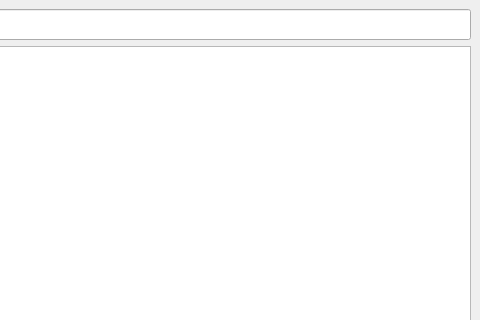
Above: masVersion/mainwindow.ui from ZhangDezhi/masVersion before the change; both pictures show x 320 to 800 and y 0 to 320 of the 800 by 600 pixel window. Below: the same form after it.
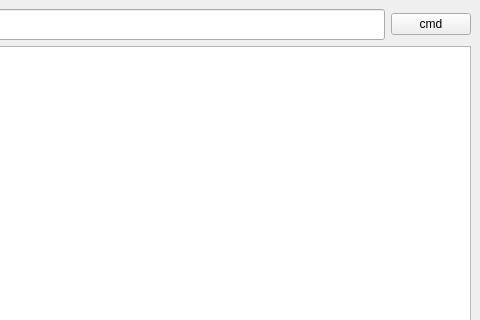
That is the form after the change.

Commit message: 增加命令临时备份

```diff
--- a/masVersion/mainwindow.ui
+++ b/masVersion/mainwindow.ui
@@ -24,7 +24,14 @@
       </property>
      </widget>
     </item>
-    <item row="1" column="0">
+    <item row="0" column="1">
+     <widget class="QPushButton" name="cmdButton">
+      <property name="text">
+       <string>cmd</string>
+      </property>
+     </widget>
+    </item>
+    <item row="1" column="0" colspan="2">
      <widget class="QTextEdit" name="textEdit"/>
     </item>
    </layout>
```
Left out of the diff: 2 changed lines with no effect on the pictures. The commit also changes 2 other files.
